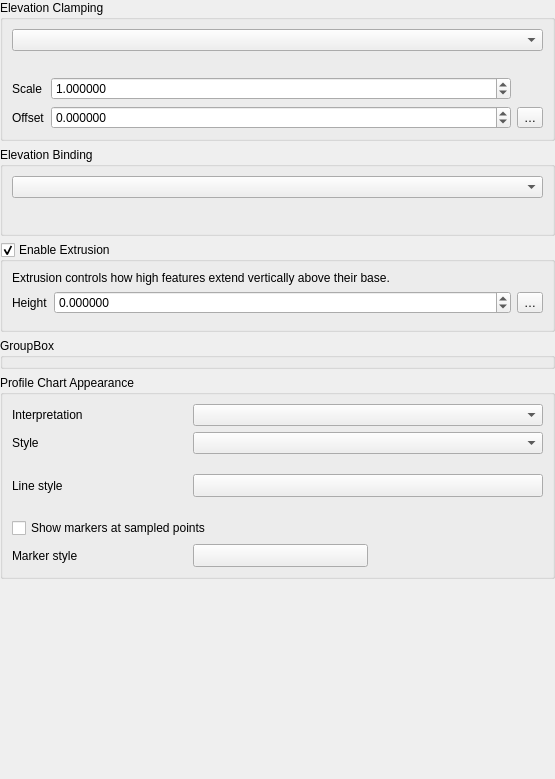
First picture: the form in src/ui/qgsvectorelevationpropertieswidgetbase.ui, repository nextgis/nextgisqgis, before the edit.
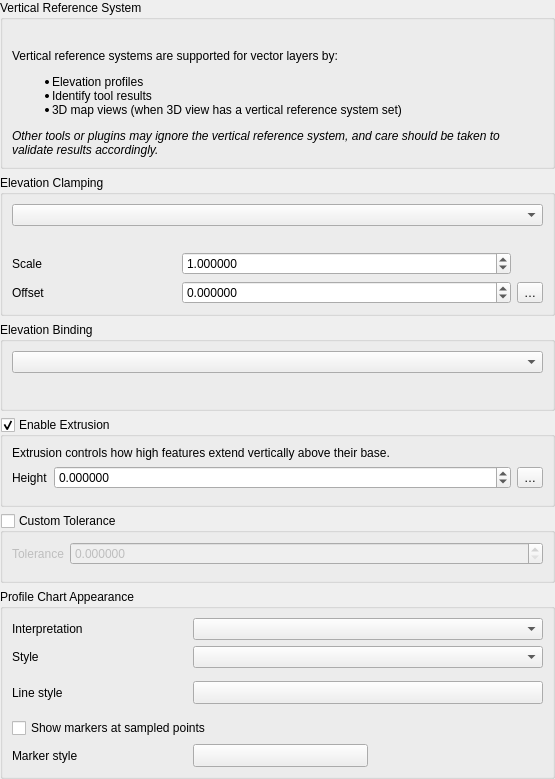
Second picture: the form after the edit. Custom widgets are drawn as their Qt base class.

Patch:
```diff
--- a/src/ui/qgsvectorelevationpropertieswidgetbase.ui
+++ b/src/ui/qgsvectorelevationpropertieswidgetbase.ui
@@ -26,6 +26,75 @@
    <property name="bottomMargin">
     <number>0</number>
    </property>
+   <item>
+    <widget class="QGroupBox" name="groupBox_2">
+     <property name="sizePolicy">
+      <sizepolicy hsizetype="Preferred" vsizetype="Maximum">
+       <horstretch>0</horstretch>
+       <verstretch>0</verstretch>
+      </sizepolicy>
+     </property>
+     <property name="title">
+      <string>Vertical Reference System</string>
+     </property>
+     <layout class="QVBoxLayout" name="verticalLayout_2">
+      <item>
+       <widget class="QgsStackedWidget" name="mVerticalCrsStackedWidget">
+        <property name="sizePolicy">
+         <sizepolicy hsizetype="Preferred" vsizetype="Maximum">
+          <horstretch>0</horstretch>
+          <verstretch>0</verstretch>
+         </sizepolicy>
+        </property>
+        <widget class="QWidget" name="mCrsPageDisabled">
+         <layout class="QVBoxLayout" name="verticalLayout_3">
+          <property name="leftMargin">
+           <number>0</number>
+          </property>
+          <property name="topMargin">
+           <number>0</number>
+          </property>
+          <property name="rightMargin">
+           <number>0</number>
+          </property>
+          <property name="bottomMargin">
+           <number>0</number>
+          </property>
+          <item>
+           <widget class="QLabel" name="mCrsDisabledLabel">
+            <property name="text">
+             <string/>
+            </property>
+            <property name="wordWrap">
+             <bool>true</bool>
+            </property>
+           </widget>
+          </item>
+         </layout>
+        </widget>
+        <widget class="QWidget" name="mCrsPageEnabled"/>
+       </widget>
+      </item>
+      <item>
+       <widget class="QLabel" name="label">
+        <property name="text">
+         <string>&lt;html&gt;&lt;head/&gt;&lt;body&gt;&lt;p&gt;Vertical reference systems are supported for vector layers by:&lt;/p&gt;
+&lt;ul&gt;
+&lt;li&gt;Elevation profiles&lt;/li&gt;
+&lt;li&gt;Identify tool results&lt;/li&gt;
+&lt;li&gt;3D map views (when 3D view has a vertical reference system set)&lt;/li&gt;
+&lt;/ul&gt;
+&lt;p&gt;&lt;i&gt;Other tools or plugins may ignore the vertical reference system, and care should be taken to validate results accordingly.&lt;/i&gt;&lt;/p&gt;
+&lt;/body&gt;&lt;/html&gt;</string>
+        </property>
+        <property name="wordWrap">
+         <bool>true</bool>
+        </property>
+       </widget>
+      </item>
+     </layout>
+    </widget>
+   </item>
    <item>
     <widget class="QGroupBox" name="mElevationGroupBox">
      <property name="focusPolicy">
@@ -40,28 +109,11 @@
      <property name="syncGroup" stdset="0">
       <string notr="true">vectorgeneral</string>
      </property>
-     <layout class="QGridLayout" name="gridLayout_2" columnstretch="0,1,0,0">
-      <item row="2" column="0">
-       <widget class="QLabel" name="mLabelScale">
+     <layout class="QGridLayout" name="gridLayout_2" columnstretch="0,0,0,0">
+      <item row="3" column="3">
+       <widget class="QgsPropertyOverrideButton" name="mOffsetDDBtn">
         <property name="text">
-         <string>Scale</string>
-        </property>
-       </widget>
-      </item>
-      <item row="1" column="0" colspan="3">
-       <widget class="QLabel" name="mLabelClampingExplanation">
-        <property name="text">
-         <string/>
-        </property>
-        <property name="wordWrap">
-         <bool>true</bool>
-        </property>
-       </widget>
-      </item>
-      <item row="3" column="0">
-       <widget class="QLabel" name="mOffsetLabel">
-        <property name="text">
-         <string>Offset</string>
+         <string>…</string>
         </property>
        </widget>
       </item>
@@ -78,13 +130,30 @@
         </property>
        </widget>
       </item>
+      <item row="3" column="0">
+       <widget class="QLabel" name="mOffsetLabel">
+        <property name="text">
+         <string>Offset</string>
+        </property>
+       </widget>
+      </item>
+      <item row="1" column="0" colspan="3">
+       <widget class="QLabel" name="mLabelClampingExplanation">
+        <property name="text">
+         <string/>
+        </property>
+        <property name="wordWrap">
+         <bool>true</bool>
+        </property>
+       </widget>
+      </item>
       <item row="2" column="1" colspan="2">
        <widget class="QgsDoubleSpinBox" name="mScaleZSpinBox">
         <property name="decimals">
          <number>6</number>
         </property>
         <property name="minimum">
-         <double>0.000000000000000</double>
+         <double>-99999999999.000000000000000</double>
         </property>
         <property name="maximum">
          <double>99999999999.000000000000000</double>
@@ -94,10 +163,10 @@
         </property>
        </widget>
       </item>
-      <item row="3" column="3">
-       <widget class="QgsPropertyOverrideButton" name="mOffsetDDBtn">
+      <item row="2" column="0">
+       <widget class="QLabel" name="mLabelScale">
         <property name="text">
-         <string>…</string>
+         <string>Scale</string>
         </property>
        </widget>
       </item>
@@ -211,10 +280,54 @@
     </widget>
    </item>
    <item>
-    <widget class="QGroupBox" name="groupBox_2">
+    <widget class="QGroupBox" name="mToleranceGroupBox">
+     <property name="toolTip">
+      <string>If checked, the layer will use this tolerance instead of the one defined in the Elevation Profile widget.</string>
+     </property>
+     <property name="focusPolicy">
+      <enum>Qt::StrongFocus</enum>
+     </property>
      <property name="title">
-      <string>GroupBox</string>
+      <string>Custom Tolerance</string>
      </property>
+     <property name="checkable">
+      <bool>true</bool>
+     </property>
+     <property name="checked">
+      <bool>false</bool>
+     </property>
+     <property name="syncGroup" stdset="0">
+      <string notr="true">vectorgeneral</string>
+     </property>
+     <layout class="QGridLayout" name="gridLayout_Tolerance">
+      <item row="0" column="0">
+       <widget class="QLabel" name="label_Tolerance">
+        <property name="text">
+         <string>Tolerance</string>
+        </property>
+       </widget>
+      </item>
+      <item row="0" column="1">
+       <widget class="QgsDoubleSpinBox" name="mToleranceSpinBox">
+        <property name="decimals">
+         <number>6</number>
+        </property>
+        <property name="minimum">
+         <double>0.000000000000000</double>
+        </property>
+        <property name="maximum">
+         <double>99999999999.000000000000000</double>
+        </property>
+       </widget>
+      </item>
+      <item row="1" column="0">
+       <widget class="Line" name="line_Tolerance">
+        <property name="orientation">
+         <enum>Qt::Vertical</enum>
+        </property>
+       </widget>
+      </item>
+     </layout>
     </widget>
    </item>
    <item>
@@ -543,20 +656,26 @@
   </layout>
  </widget>
  <customwidgets>
+  <customwidget>
+   <class>QgsPropertyOverrideButton</class>
+   <extends>QToolButton</extends>
+   <header>qgspropertyoverridebutton.h</header>
+  </customwidget>
+  <customwidget>
+   <class>QgsSymbolButton</class>
+   <extends>QToolButton</extends>
+   <header>qgssymbolbutton.h</header>
+  </customwidget>
   <customwidget>
    <class>QgsDoubleSpinBox</class>
    <extends>QDoubleSpinBox</extends>
    <header>qgsdoublespinbox.h</header>
   </customwidget>
   <customwidget>
-   <class>QgsSymbolButton</class>
-   <extends>QToolButton</extends>
-   <header>qgssymbolbutton.h</header>
-  </customwidget>
-  <customwidget>
-   <class>QgsPropertyOverrideButton</class>
-   <extends>QToolButton</extends>
-   <header>qgspropertyoverridebutton.h</header>
+   <class>QgsStackedWidget</class>
+   <extends>QStackedWidget</extends>
+   <header>qgsstackedwidget.h</header>
+   <container>1</container>
   </customwidget>
  </customwidgets>
  <tabstops>
```
